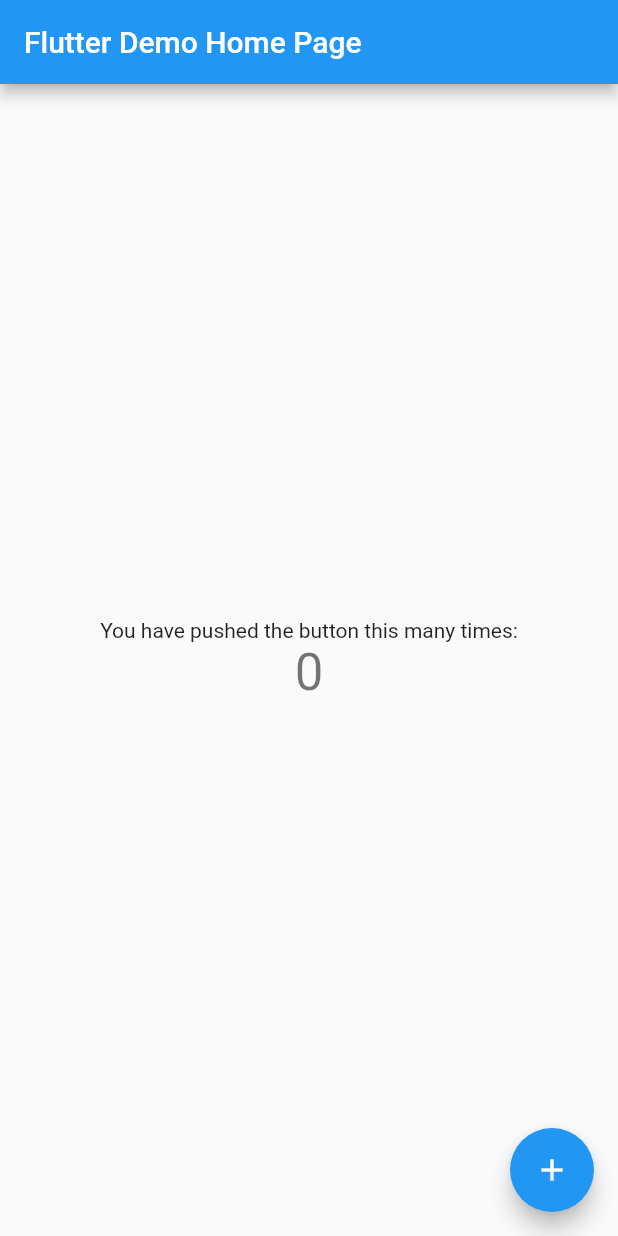
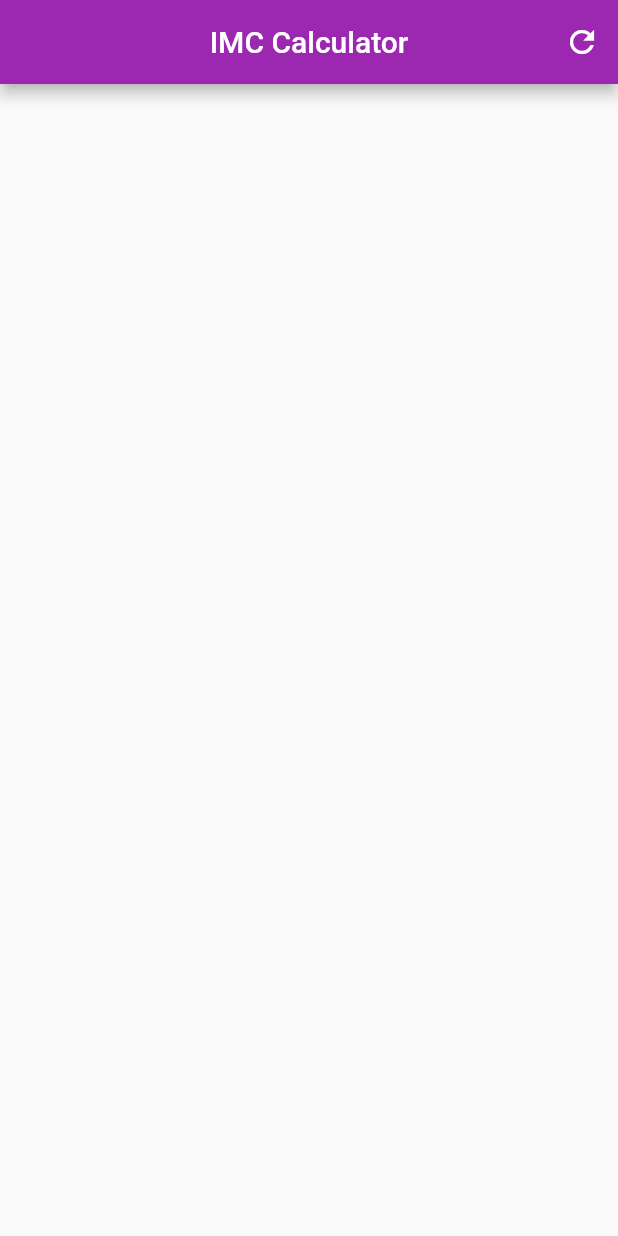
Before and after one commit to Eduardo-ops/ImcCalculator, a Flutter app: the screen it shows after launch, on a phone screen of 412 x 824 dp. Run offline on Flutter 3.47's test engine with Material 2 defaults, Android fonts, the phone set to English and light mode, and no system bars.

Commit message:
Adicionado barra de acesso superior, icone refresh

```diff
--- a/lib/main.dart
+++ b/lib/main.dart
@@ -1,113 +1,35 @@
+import 'package:flutter/cupertino.dart';
 import 'package:flutter/material.dart';
 
 void main() {
-  runApp(MyApp());
+  runApp(MaterialApp(
+    home: Home(),
+  ));
 }
 
-class MyApp extends StatelessWidget {
-  // This widget is the root of your application.
+class Home extends StatefulWidget {
+  @override
+  _HomeState createState() => _HomeState();
+}
+
+class _HomeState extends State<Home> {
   @override
   Widget build(BuildContext context) {
-    return MaterialApp(
-      title: 'Flutter Demo',
-      theme: ThemeData(
-        // This is the theme of your application.
-        //
-        // Try running your application with "flutter run". You'll see the
-        // application has a blue toolbar. Then, without quitting the app, try
-        // changing the primarySwatch below to Colors.green and then invoke
-        // "hot reload" (press "r" in the console where you ran "flutter run",
-        // or simply save your changes to "hot reload" in a Flutter IDE).
-        // Notice that the counter didn't reset back to zero; the application
-        // is not restarted.
-        primarySwatch: Colors.blue,
+    // Adicionando widget Scaffold para implementar barras de navegação.
+    return Scaffold(
+      // adicionando barra.
+      appBar: AppBar(
+        title: Text('IMC Calculator'),
+        centerTitle: true, // Colocando o título no centro da barra.
+        backgroundColor: Colors.purple, // adicionando cor na barra.
+        actions: <Widget>[
+          // implementando um botão de refresh.
+          IconButton(
+            icon: Icon(Icons.refresh),
+            onPressed: () {},
+          )
+        ],
       ),
-      home: MyHomePage(title: 'Flutter Demo Home Page'),
     );
   }
 }
-
-class MyHomePage extends StatefulWidget {
-  MyHomePage({Key key, this.title}) : super(key: key);
-
-  // This widget is the home page of your application. It is stateful, meaning
-  // that it has a State object (defined below) that contains fields that affect
-  // how it looks.
-
-  // This class is the configuration for the state. It holds the values (in this
-  // case the title) provided by the parent (in this case the App widget) and
-  // used by the build method of the State. Fields in a Widget subclass are
-  // always marked "final".
-
-  final String title;
-
-  @override
-  _MyHomePageState createState() => _MyHomePageState();
-}
-
-class _MyHomePageState extends State<MyHomePage> {
-  int _counter = 0;
-
-  void _incrementCounter() {
-    setState(() {
-      // This call to setState tells the Flutter framework that something has
-      // changed in this State, which causes it to rerun the build method below
-      // so that the display can reflect the updated values. If we changed
-      // _counter without calling setState(), then the build method would not be
-      // called again, and so nothing would appear to happen.
-      _counter++;
-    });
-  }
-
-  @override
-  Widget build(BuildContext context) {
-    // This method is rerun every time setState is called, for instance as done
-    // by the _incrementCounter method above.
-    //
-    // The Flutter framework has been optimized to make rerunning build methods
-    // fast, so that you can just rebuild anything that needs updating rather
-    // than having to individually change instances of widgets.
-    return Scaffold(
-      appBar: AppBar(
-        // Here we take the value from the MyHomePage object that was created by
-        // the App.build method, and use it to set our appbar title.
-        title: Text(widget.title),
-      ),
-      body: Center(
-        // Center is a layout widget. It takes a single child and positions it
-        // in the middle of the parent.
-        child: Column(
-          // Column is also a layout widget. It takes a list of children and
-          // arranges them vertically. By default, it sizes itself to fit its
-          // children horizontally, and tries to be as tall as its parent.
-          //
-          // Invoke "debug painting" (press "p" in the console, choose the
-          // "Toggle Debug Paint" action from the Flutter Inspector in Android
-          // Studio, or the "Toggle Debug Paint" command in Visual Studio Code)
-          // to see the wireframe for each widget.
-          //
-          // Column has various properties to control how it sizes itself and
-          // how it positions its children. Here we use mainAxisAlignment to
-          // center the children vertically; the main axis here is the vertical
-          // axis because Columns are vertical (the cross axis would be
-          // horizontal).
-          mainAxisAlignment: MainAxisAlignment.center,
-          children: <Widget>[
-            Text(
-              'You have pushed the button this many times:',
-            ),
-            Text(
-              '$_counter',
-              style: Theme.of(context).textTheme.headline4,
-            ),
-          ],
-        ),
-      ),
-      floatingActionButton: FloatingActionButton(
-        onPressed: _incrementCounter,
-        tooltip: 'Increment',
-        child: Icon(Icons.add),
-      ), // This trailing comma makes auto-formatting nicer for build methods.
-    );
-  }
-}
```
Also changed, not shown: 1 other file.
